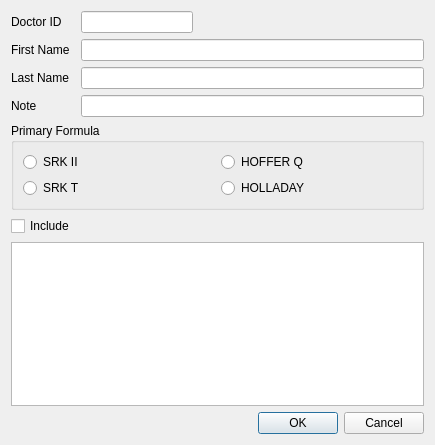
Before: the Qt Designer form dialog_doctor.ui in siborion/siborion_american_scan, drawn with Qt 5.
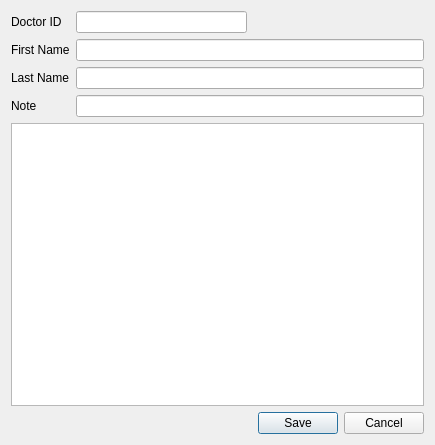
After: the same form once the commit is applied.

```diff
--- a/dialog_doctor.ui
+++ b/dialog_doctor.ui
@@ -13,7 +13,20 @@
   <property name="windowTitle">
    <string>Dialog</string>
   </property>
-  <layout class="QGridLayout" name="gridLayout" columnstretch="0,1,2">
+  <layout class="QGridLayout" name="gridLayout" columnstretch="0,0,0">
+   <item row="2" column="1" colspan="2">
+    <widget class="QLineEdit" name="VALlast"/>
+   </item>
+   <item row="0" column="1">
+    <widget class="QLineEdit" name="VALid"/>
+   </item>
+   <item row="1" column="0">
+    <widget class="QLabel" name="label_3">
+     <property name="text">
+      <string>First Name</string>
+     </property>
+    </widget>
+   </item>
    <item row="3" column="0">
     <widget class="QLabel" name="label_2">
      <property name="text">
@@ -21,34 +34,17 @@
      </property>
     </widget>
    </item>
-   <item row="2" column="1" colspan="2">
-    <widget class="QLineEdit" name="VALlast"/>
+   <item row="3" column="1" colspan="2">
+    <widget class="QLineEdit" name="VALnote"/>
    </item>
-   <item row="8" column="2">
-    <widget class="QDialogButtonBox" name="buttonBox">
-     <property name="orientation">
-      <enum>Qt::Horizontal</enum>
-     </property>
-     <property name="standardButtons">
-      <set>QDialogButtonBox::Cancel|QDialogButtonBox::Ok</set>
-     </property>
-    </widget>
-   </item>
-   <item row="1" column="1" colspan="2">
-    <widget class="QLineEdit" name="VALname"/>
-   </item>
-   <item row="0" column="0">
-    <widget class="QLabel" name="label">
-     <property name="text">
-      <string>Doctor ID</string>
-     </property>
-    </widget>
-   </item>
-   <item row="2" column="0">
-    <widget class="QLabel" name="label_4">
-     <property name="text">
-      <string>Last Name</string>
-     </property>
+   <item row="5" column="0" colspan="3">
+    <widget class="QTableView" name="tableView">
+     <attribute name="horizontalHeaderHighlightSections">
+      <bool>false</bool>
+     </attribute>
+     <attribute name="verticalHeaderHighlightSections">
+      <bool>false</bool>
+     </attribute>
     </widget>
    </item>
    <item row="0" column="2">
@@ -64,74 +60,30 @@
      </property>
     </spacer>
    </item>
-   <item row="0" column="1">
-    <widget class="QLineEdit" name="VALid"/>
-   </item>
-   <item row="1" column="0">
-    <widget class="QLabel" name="label_3">
+   <item row="0" column="0">
+    <widget class="QLabel" name="label">
      <property name="text">
-      <string>First Name</string>
+      <string>Doctor ID</string>
      </property>
     </widget>
    </item>
-   <item row="7" column="0" colspan="3">
-    <widget class="QTableView" name="tableView">
-     <attribute name="horizontalHeaderHighlightSections">
-      <bool>false</bool>
-     </attribute>
-     <attribute name="verticalHeaderHighlightSections">
-      <bool>false</bool>
-     </attribute>
-    </widget>
-   </item>
-   <item row="5" column="0" colspan="3">
-    <widget class="QGroupBox" name="groupBox">
-     <property name="title">
-      <string>Primary Formula</string>
+   <item row="2" column="0">
+    <widget class="QLabel" name="label_4">
+     <property name="text">
+      <string>Last Name</string>
      </property>
-     <layout class="QGridLayout" name="gridLayout_3">
-      <item row="0" column="0">
-       <layout class="QGridLayout" name="gridLayout_2">
-        <item row="0" column="1">
-         <widget class="QRadioButton" name="radioButton_2">
-          <property name="text">
-           <string>HOFFER Q</string>
-          </property>
-         </widget>
-        </item>
-        <item row="0" column="0">
-         <widget class="QRadioButton" name="radioButton">
-          <property name="text">
-           <string>SRK II</string>
-          </property>
-         </widget>
-        </item>
-        <item row="1" column="0">
-         <widget class="QRadioButton" name="radioButton_3">
-          <property name="text">
-           <string>SRK T</string>
-          </property>
-         </widget>
-        </item>
-        <item row="1" column="1">
-         <widget class="QRadioButton" name="radioButton_4">
-          <property name="text">
-           <string>HOLLADAY</string>
-          </property>
-         </widget>
-        </item>
-       </layout>
-      </item>
-     </layout>
     </widget>
    </item>
-   <item row="3" column="1" colspan="2">
-    <widget class="QLineEdit" name="VALnote"/>
+   <item row="1" column="1" colspan="2">
+    <widget class="QLineEdit" name="VALname"/>
    </item>
-   <item row="6" column="0">
-    <widget class="QCheckBox" name="cbInclude">
-     <property name="text">
-      <string>Include</string>
+   <item row="6" column="2">
+    <widget class="QDialogButtonBox" name="buttonBox">
+     <property name="orientation">
+      <enum>Qt::Horizontal</enum>
+     </property>
+     <property name="standardButtons">
+      <set>QDialogButtonBox::Cancel|QDialogButtonBox::Save</set>
      </property>
     </widget>
    </item>
```
